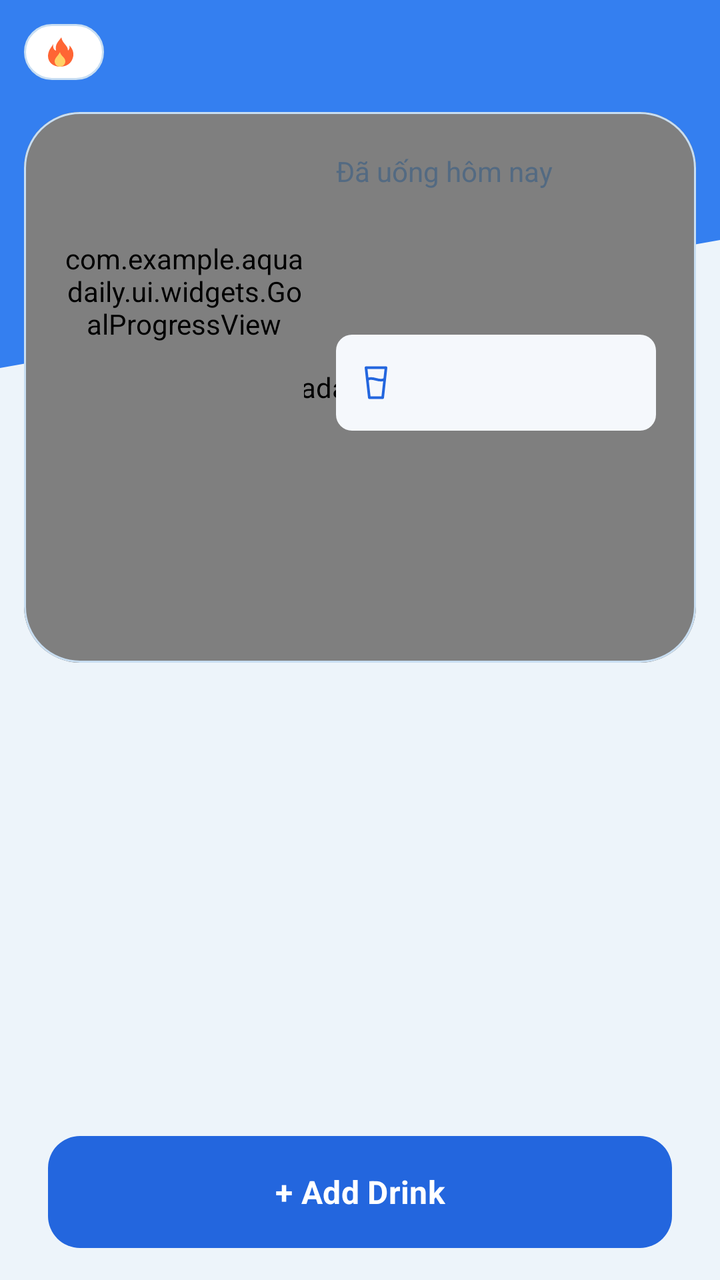
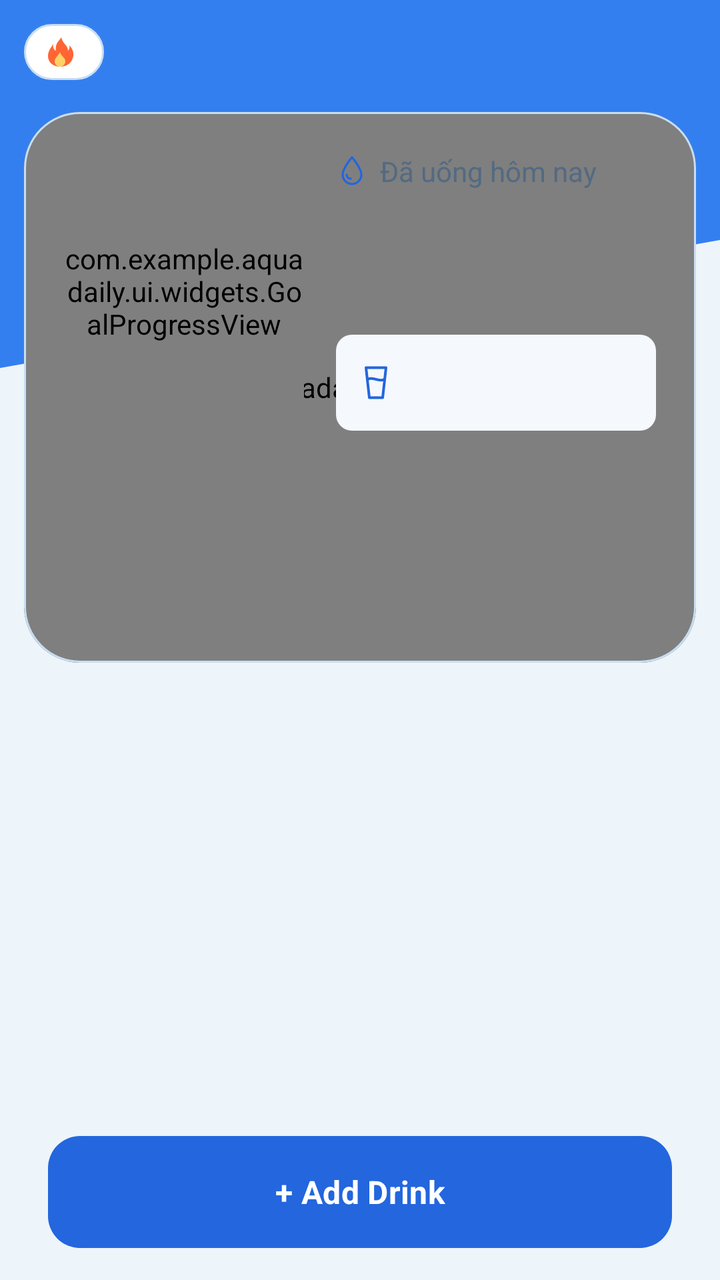

Screens rendered from an Android XML layout before and after an edit, with the pre-edit source and the edit as a unified diff.
<!-- AndroidManifest.xml: application theme Theme.AquaDaily -->
<!-- res/layout/fragment_home.xml -->
<LinearLayout xmlns:android="http://schemas.android.com/apk/res/android"
    xmlns:app="http://schemas.android.com/apk/res-auto"
    android:layout_width="match_parent"
    android:layout_height="match_parent"
    android:background="@drawable/bg_home"
    android:orientation="vertical">

    <androidx.core.widget.NestedScrollView
        android:layout_width="match_parent"
        android:layout_height="0dp"
        android:layout_weight="1"
        android:clipToPadding="false"
        android:fillViewport="true">

        <LinearLayout
            android:layout_width="match_parent"
            android:layout_height="wrap_content"
            android:orientation="vertical"
            android:paddingHorizontal="@dimen/home_gutter"
            android:paddingTop="12dp"
            android:paddingBottom="24dp">

            <TextView
                android:id="@+id/streak"
                style="@style/Text.Aqua.Body"
                android:layout_width="wrap_content"
                android:layout_height="wrap_content"
                android:background="@drawable/bg_pill"
                android:drawablePadding="4dp"
                android:gravity="center_vertical"
                android:minHeight="28dp"
                android:paddingHorizontal="10dp"
                android:paddingVertical="6dp"
                android:textSize="11sp"
                app:drawableStartCompat="@drawable/ic_flame" />

            <com.google.android.material.card.MaterialCardView
                android:layout_width="match_parent"
                android:layout_height="wrap_content"
                android:layout_marginTop="16dp"
                android:clipToOutline="true"
                app:cardBackgroundColor="@color/surface"
                app:cardCornerRadius="28dp"
                app:cardElevation="0dp"
                app:strokeColor="@color/outline"
                app:strokeWidth="1dp">

                <FrameLayout
                    android:layout_width="match_parent"
                    android:layout_height="wrap_content">

                    <com.example.aquadaily.ui.widgets.WaveView
                        android:id="@+id/wave"
                        android:layout_width="match_parent"
                        android:layout_height="match_parent"
                        android:importantForAccessibility="no"
                        android:clickable="false"
                        android:focusable="false" />

                    <LinearLayout
                        android:layout_width="match_parent"
                        android:layout_height="wrap_content"
                        android:orientation="vertical">

                        <LinearLayout
                            android:layout_width="match_parent"
                            android:layout_height="wrap_content"
                            android:gravity="center_vertical"
                            android:orientation="horizontal"
                            android:padding="20dp">

                            <com.example.aquadaily.ui.widgets.GoalProgressView
                                android:id="@+id/progress"
                                android:layout_width="@dimen/hero_ring"
                                android:layout_height="@dimen/hero_ring"
                                android:importantForAccessibility="no" />

                            <LinearLayout
                                android:layout_width="0dp"
                                android:layout_height="wrap_content"
                                android:layout_marginStart="16dp"
                                android:layout_weight="1"
                                android:orientation="vertical">

                                <TextView
                                    style="@style/Text.Aqua.Body"
                                    android:layout_width="match_parent"
                                    android:layout_height="wrap_content"
                                    android:text="@string/drank_today" />

                                <TextView
                                    android:id="@+id/total"
                                    android:layout_width="match_parent"
                                    android:layout_height="wrap_content"
                                    android:layout_marginTop="4dp"
                                    android:textColor="@color/text_primary"
                                    android:textSize="28sp"
                                    android:textStyle="bold" />

                                <TextView
                                    android:id="@+id/goal"
                                    style="@style/Text.Aqua.Body"
                                    android:layout_width="match_parent"
                                    android:layout_height="wrap_content"
                                    android:layout_marginTop="4dp" />

                                <com.google.android.material.button.MaterialButton
                                    android:id="@+id/editGoal"
                                    style="@style/Widget.Aqua.RemainingButton"
                                    android:layout_width="match_parent"
                                    android:layout_height="wrap_content"
                                    android:layout_marginTop="8dp"
                                    android:contentDescription="@string/edit_goal"
                                    android:gravity="center_vertical|start" />
                            </LinearLayout>
                        </LinearLayout>

                        <Space
                            android:layout_width="match_parent"
                            android:layout_height="96dp" />
                    </LinearLayout>
                </FrameLayout>
            </com.google.android.material.card.MaterialCardView>

            <TextView
                android:id="@+id/error"
                style="@style/Text.Aqua.Body"
                android:layout_width="match_parent"
                android:layout_height="wrap_content"
                android:layout_marginTop="12dp"
                android:background="?attr/selectableItemBackground"
                android:clickable="true"
                android:focusable="true"
                android:minHeight="48dp"
                android:text="@string/storage_error"
                android:textColor="@color/error"
                android:visibility="gone" />

            <ProgressBar
                android:id="@+id/loading"
                android:layout_width="32dp"
                android:layout_height="32dp"
                android:layout_gravity="center_horizontal"
                android:layout_marginTop="16dp"
                android:contentDescription="@string/loading" />

        </LinearLayout>
    </androidx.core.widget.NestedScrollView>

    <com.google.android.material.button.MaterialButton
        android:id="@+id/addDrink"
        style="@style/Widget.Aqua.Button"
        android:layout_width="match_parent"
        android:layout_height="wrap_content"
        android:layout_marginHorizontal="@dimen/page_gutter"
        android:layout_marginBottom="16dp"
        android:text="@string/add_drink" />
</LinearLayout>
<!-- resources referenced by this layout -->
<resources>
  <color name="error">#B33A35</color>
  <color name="outline">#C8DEF2</color>
  <color name="surface">#FFFFFF</color>
  <color name="text_primary">#20344C</color>
  <dimen name="hero_ring">120dp</dimen>
  <dimen name="home_gutter">12dp</dimen>
  <dimen name="page_gutter">24dp</dimen>
  <!-- drawable bg_home (drawable) -->
  <layer-list xmlns:android="http://schemas.android.com/apk/res/android">
      <item>
          <shape>
              <solid android:color="@color/background" />
          </shape>
      </item>
      <item
          android:height="184dp"
          android:gravity="top|fill_horizontal"
          android:drawable="@drawable/bg_home_header" />
  </layer-list>
  <!-- drawable bg_pill (drawable) -->
  <shape xmlns:android="http://schemas.android.com/apk/res/android">
      <solid android:color="@color/surface" />
      <corners android:radius="40dp" />
      <stroke
          android:width="1dp"
          android:color="@color/outline" />
  </shape>
  <string name="add_drink">+  Add Drink</string>
  <string name="drank_today">Đã uống hôm nay</string>
  <string name="edit_goal">Chỉnh mục tiêu</string>
  <string name="loading">Đang đọc dữ liệu…</string>
  <string name="storage_error">Không thể đọc hoặc lưu dữ liệu. Nhấn để thử lại.</string>
  <style name="Text.Aqua.Body" parent="android:style/TextAppearance.Material">
          <item name="android:textSize">14sp</item>
          <item name="android:textColor">@color/text_secondary</item>
      </style>
  <style name="Widget.Aqua.Button" parent="Widget.Material3.Button">
          <item name="cornerRadius">16dp</item>
          <item name="android:minHeight">56dp</item>
          <item name="android:textSize">16sp</item>
          <item name="android:textStyle">bold</item>
          <item name="android:insetTop">0dp</item>
          <item name="android:insetBottom">0dp</item>
      </style>
  <color name="background">#EDF4FA</color>
  <!-- drawable bg_home_header (drawable) -->
  <vector xmlns:android="http://schemas.android.com/apk/res/android"
      android:width="360dp"
      android:height="184dp"
      android:viewportWidth="360"
      android:viewportHeight="184">
      <path
          android:fillColor="@color/home_header"
          android:pathData="M0,0 H360 V120 L0,184 Z" />
  </vector>
  <color name="text_secondary">#536A82</color>
  <color name="report_date_background">#F5F8FC</color>
  <!-- drawable ic_glass (drawable) -->
  <vector xmlns:android="http://schemas.android.com/apk/res/android"
      android:width="24dp"
      android:height="24dp"
      android:viewportWidth="24"
      android:viewportHeight="24">
      <path
          android:fillColor="@android:color/transparent"
          android:pathData="M6,3 L18,3 L16,21 L8,21 Z M7,10 C10,8 14,12 17,10"
          android:strokeWidth="1.6"
          android:strokeColor="@color/primary"
          android:strokeLineCap="round"
          android:strokeLineJoin="round" />
  </vector>
  <color name="primary">#2366DE</color>
  <color name="on_primary">#FFFFFF</color>
  <color name="home_header">#347FF0</color>
  <!-- unchanged entries left out for length: 3 -->
</resources>

<!-- the commit's change to res/layout/fragment_home.xml (unified diff, before → after) -->
@@ -82,11 +82,26 @@
                                 android:layout_weight="1"
                                 android:orientation="vertical">
 
-                                <TextView
-                                    style="@style/Text.Aqua.Body"
+                                <LinearLayout
                                     android:layout_width="match_parent"
                                     android:layout_height="wrap_content"
-                                    android:text="@string/drank_today" />
+                                    android:gravity="center_vertical"
+                                    android:orientation="horizontal">
+
+                                    <androidx.appcompat.widget.AppCompatImageView
+                                        android:layout_width="16dp"
+                                        android:layout_height="16dp"
+                                        android:layout_marginEnd="6dp"
+                                        android:importantForAccessibility="no"
+                                        app:srcCompat="@drawable/ic_water" />
+
+                                    <TextView
+                                        style="@style/Text.Aqua.Body"
+                                        android:layout_width="0dp"
+                                        android:layout_height="wrap_content"
+                                        android:layout_weight="1"
+                                        android:text="@string/drank_today" />
+                                </LinearLayout>
 
                                 <TextView
                                     android:id="@+id/total"
<!-- resource entries referenced after the edit -->
@@ -27,6 +27,20 @@
           android:width="1dp"
           android:color="@color/outline" />
   </shape>
+  <!-- drawable ic_water (drawable) -->
+  <vector xmlns:android="http://schemas.android.com/apk/res/android"
+      android:width="24dp"
+      android:height="24dp"
+      android:viewportWidth="24"
+      android:viewportHeight="24">
+      <path
+          android:fillColor="@android:color/transparent"
+          android:pathData="M12,2 C12,2 5,10 5,15 A7,7 0,0 0,19,15 C19,10 12,2 12,2 Z M8,15 C8,17 9.5,18 11,18"
+          android:strokeWidth="1.6"
+          android:strokeColor="@color/primary"
+          android:strokeLineCap="round"
+          android:strokeLineJoin="round" />
+  </vector>
   <string name="add_drink">+  Add Drink</string>
   <string name="drank_today">Đã uống hôm nay</string>
   <string name="edit_goal">Chỉnh mục tiêu</string>
